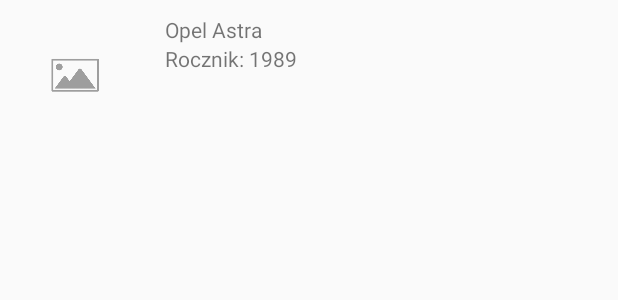
After one commit to ljarka/CarDatabase, an Android app: the layout car_item_layout.xml on its own in the app's theme, with its tools: preview values and no code run, on a phone screen of 412 x 824 dp. The commit adds this screen. Shown: the top 300 px of the screen. Run offline under Robolectric (Android 15) with nearby library versions, the phone set to English and light mode, and no system bars.

Commit message:
Add RecyclerView Adapter

```diff
--- a/app/build.gradle
+++ b/app/build.gradle
@@ -30,6 +30,7 @@ dependencies {
     androidTestCompile('com.android.support.test.espresso:espresso-core:2.2.2', {
         exclude group: 'com.android.support', module: 'support-annotations'
     })
+    compile 'com.android.support:recyclerview-v7:25.3.0'
     compile 'com.android.support:appcompat-v7:25.3.0'
     compile 'com.android.support.constraint:constraint-layout:1.0.2'
     compile 'com.jakewharton:butterknife:8.5.1'
--- a/app/src/main/java/com/example/lukaszjarka/cardatabase/MainActivity.java
+++ b/app/src/main/java/com/example/lukaszjarka/cardatabase/MainActivity.java
@@ -1,7 +1,9 @@
 package com.example.lukaszjarka.cardatabase;
 
 import android.content.Intent;
+import android.content.SharedPreferences;
 import android.database.Cursor;
+import android.preference.PreferenceManager;
 import android.support.v7.app.AppCompatActivity;
 import android.os.Bundle;
 import android.view.View;
--- a/app/src/main/java/com/example/lukaszjarka/cardatabase/MyApplication.java
+++ b/app/src/main/java/com/example/lukaszjarka/cardatabase/MyApplication.java
@@ -9,6 +9,8 @@ public class MyApplication extends Application {
     @Override
     public void onCreate() {
         super.onCreate();
-        Stetho.initializeWithDefaults(this);
+        if (BuildConfig.DEBUG) {
+            Stetho.initializeWithDefaults(this);
+        }
     }
 }
--- /dev/null
+++ b/app/src/main/res/layout/car_item_layout.xml
@@ -0,0 +1,35 @@
+<?xml version="1.0" encoding="utf-8"?>
+<RelativeLayout xmlns:android="http://schemas.android.com/apk/res/android"
+    xmlns:tools="http://schemas.android.com/tools"
+    android:layout_width="match_parent"
+    android:layout_height="wrap_content">
+
+    <ImageView
+        android:id="@+id/image"
+        android:layout_width="100dp"
+        android:layout_height="100dp"
+        android:src="@drawable/placeholder_image" />
+
+    <LinearLayout
+        android:layout_width="wrap_content"
+        android:layout_height="wrap_content"
+        android:layout_margin="10dp"
+        android:layout_toRightOf="@+id/image"
+        android:orientation="vertical">
+
+        <TextView
+            android:id="@+id/make_and_model"
+            android:layout_width="wrap_content"
+            android:layout_height="wrap_content"
+            tools:text="Opel Astra" />
+
+        <TextView
+            android:id="@+id/year"
+            android:layout_width="wrap_content"
+            android:layout_height="wrap_content"
+            tools:text="Rocznik: 1989" />
+
+    </LinearLayout>
+
+
+</RelativeLayout>
```
Also changed, not shown: app/src/main/java/com/example/lukaszjarka/cardatabase/listing/ListingFragment.java (added, +43 -0 lines), app/src/main/java/com/example/lukaszjarka/cardatabase/listing/RecyclerViewCursorAdapter.java (added, +71 -0 lines), app/src/main/res/layout/fragment_listing.xml (added, +11 -0 lines), app/src/main/res/values/styles.xml (+11 -0 lines).
